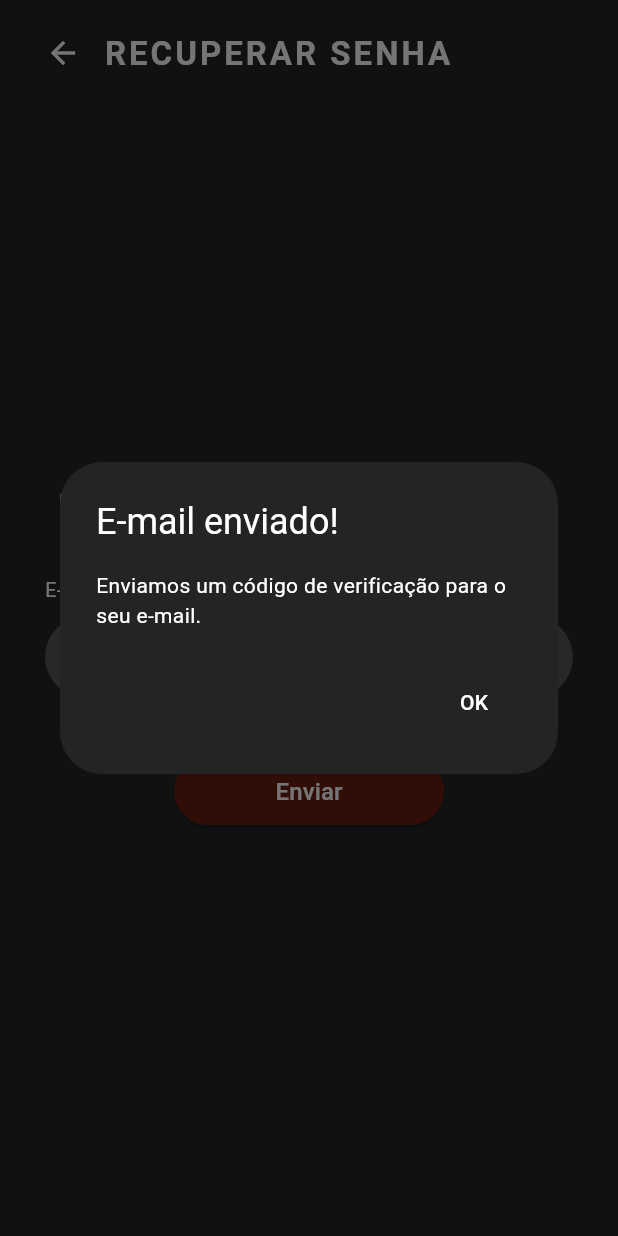
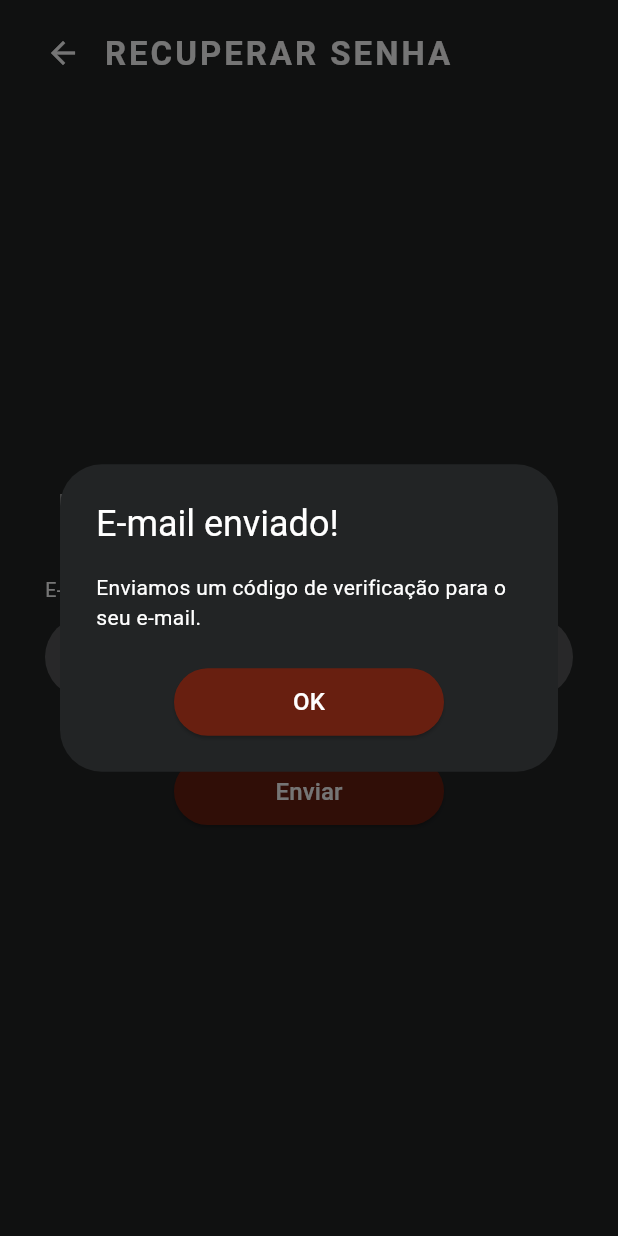
Before and after one commit to Isabelly-Nathalia/BRADEMO_PROJETO, a Flutter app: the EsqueceuSenha screen opened directly, after a tap on "Enviar", on a phone screen of 412 x 824 dp. Run offline on Flutter 3.47's test engine with Material 3 defaults, Android fonts, the phone set to English and light mode, and no system bars; our stand-ins replace flutter_local_notifications, font_awesome_flutter, image_picker; network calls fail.

Commit message:
pop ups usando o widget

```diff
--- a/projeto_brademo/lib/screens/login/esqueciSenha.dart
+++ b/projeto_brademo/lib/screens/login/esqueciSenha.dart
@@ -29,10 +29,7 @@ class _EsqueceuSenhaState extends State<EsqueceuSenha> {
                     onTap: () {
                       Navigator.pop(context);
                     },
-                    child: const Icon(
-                      Icons.arrow_back,
-                      color: Colors.white,
-                    ),
+                    child: const Icon(Icons.arrow_back, color: Colors.white),
                   ),
 
                   const SizedBox(width: 15),
@@ -57,10 +54,7 @@ class _EsqueceuSenhaState extends State<EsqueceuSenha> {
                       const Text(
                         'Digite seu e-mail para receber o código de recuperação.',
                         textAlign: TextAlign.center,
-                        style: TextStyle(
-                          color: Colors.white54,
-                          fontSize: 13,
-                        ),
+                        style: TextStyle(color: Colors.white54, fontSize: 13),
                       ),
 
                       const SizedBox(height: 40),
@@ -69,10 +63,7 @@ class _EsqueceuSenhaState extends State<EsqueceuSenha> {
                         alignment: Alignment.centerLeft,
                         child: Text(
                           'E-mail',
-                          style: TextStyle(
-                            color: Colors.white,
-                            fontSize: 13,
-                          ),
+                          style: TextStyle(color: Colors.white, fontSize: 13),
                         ),
                       ),
 
@@ -83,9 +74,7 @@ class _EsqueceuSenhaState extends State<EsqueceuSenha> {
                         style: const TextStyle(color: Colors.white),
                         decoration: InputDecoration(
                           hintText: 'exemplo@gmail.com',
-                          hintStyle: const TextStyle(
-                            color: Colors.white38,
-                          ),
+                          hintStyle: const TextStyle(color: Colors.white38),
                           filled: true,
                           fillColor: Colors.white24,
                           contentPadding: const EdgeInsets.symmetric(
@@ -118,7 +107,9 @@ class _EsqueceuSenhaState extends State<EsqueceuSenha> {
                                   style: TextStyle(color: Colors.white),
                                 ),
                                 actions: [
-                                  TextButton(
+                                  Center(
+                                    child: Botao(
+                                      text: "OK",
                                       onPressed: () {
                                         Navigator.pop(context);
                                         Navigator.push(
@@ -129,11 +120,6 @@ class _EsqueceuSenhaState extends State<EsqueceuSenha> {
                                           ),
                                         );
                                       },
-                                    child: const Text(
-                                      'OK',
-                                      style: TextStyle(
-                                        color: Colors.white,
-                                      ),
                                     ),
                                   ),
                                 ],
```
Also changed, not shown: projeto_brademo/lib/screens/home/detalheFilme.dart (+6 -7 lines), projeto_brademo/lib/screens/login/novaSenha.dart (+5 -5 lines). Lines whose indentation alone changed are shown as unchanged.
